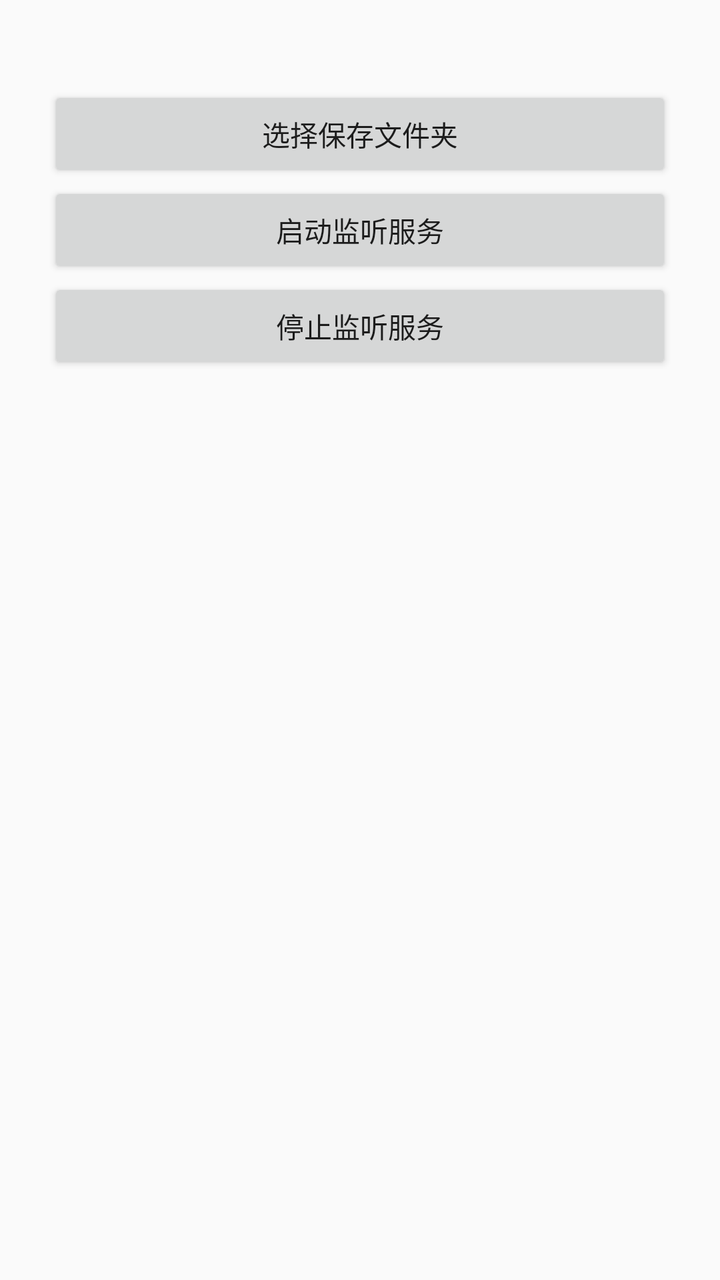
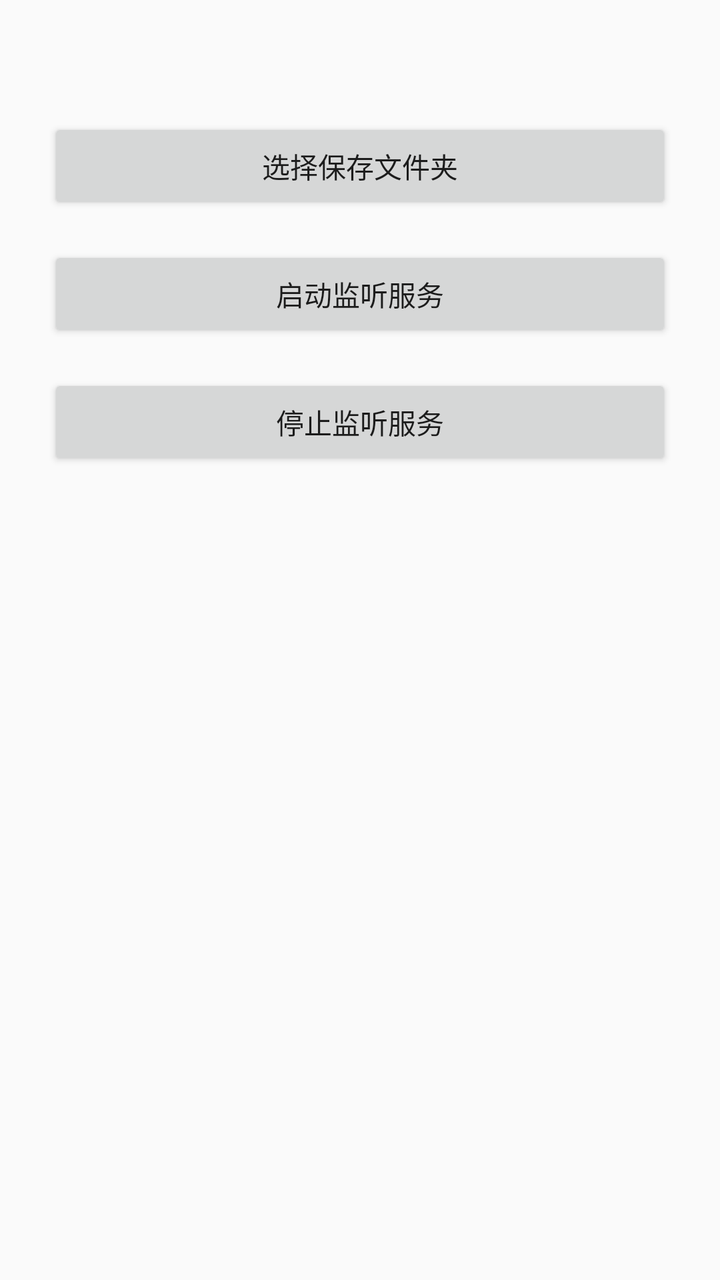

Before-and-after screenshots of an Android layout around one commit, followed by the original layout XML and the change that was made.
<!-- AndroidManifest.xml: application theme Theme.AppCompat.Light.NoActionBar -->
<!-- res/layout/activity_main.xml -->
<?xml version="1.0" encoding="utf-8"?>
<LinearLayout xmlns:android="http://schemas.android.com/apk/res/android"
    android:layout_width="match_parent"
    android:layout_height="match_parent"
    android:orientation="vertical"
    android:padding="24dp"
    android:gap="16dp">

    <TextView
        android:id="@+id/tv_path"
        android:layout_width="match_parent"
        android:layout_height="wrap_content"
        android:textSize="14sp"/>

    <Button
        android:id="@+id/btn_select_dir"
        android:layout_width="match_parent"
        android:layout_height="wrap_content"
        android:text="选择保存文件夹"/>

    <Button
        android:id="@+id/btn_start"
        android:layout_width="match_parent"
        android:layout_height="wrap_content"
        android:text="启动监听服务"/>

    <Button
        android:id="@+id/btn_stop"
        android:layout_width="match_parent"
        android:layout_height="wrap_content"
        android:text="停止监听服务"/>

</LinearLayout>
<!-- resources referenced by this layout -->
<resources>

</resources>

<!-- the commit's change to res/layout/activity_main.xml (unified diff, before → after) -->
@@ -3,8 +3,7 @@
     android:layout_width="match_parent"
     android:layout_height="match_parent"
     android:orientation="vertical"
-    android:padding="24dp"
-    android:gap="16dp">
+    android:padding="24dp">
 
     <TextView
         android:id="@+id/tv_path"
@@ -16,18 +15,21 @@
         android:id="@+id/btn_select_dir"
         android:layout_width="match_parent"
         android:layout_height="wrap_content"
+        android:layout_marginTop="16dp"
         android:text="选择保存文件夹"/>
 
     <Button
         android:id="@+id/btn_start"
         android:layout_width="match_parent"
         android:layout_height="wrap_content"
+        android:layout_marginTop="16dp"
         android:text="启动监听服务"/>
 
     <Button
         android:id="@+id/btn_stop"
         android:layout_width="match_parent"
         android:layout_height="wrap_content"
+        android:layout_marginTop="16dp"
         android:text="停止监听服务"/>
 
 </LinearLayout>
